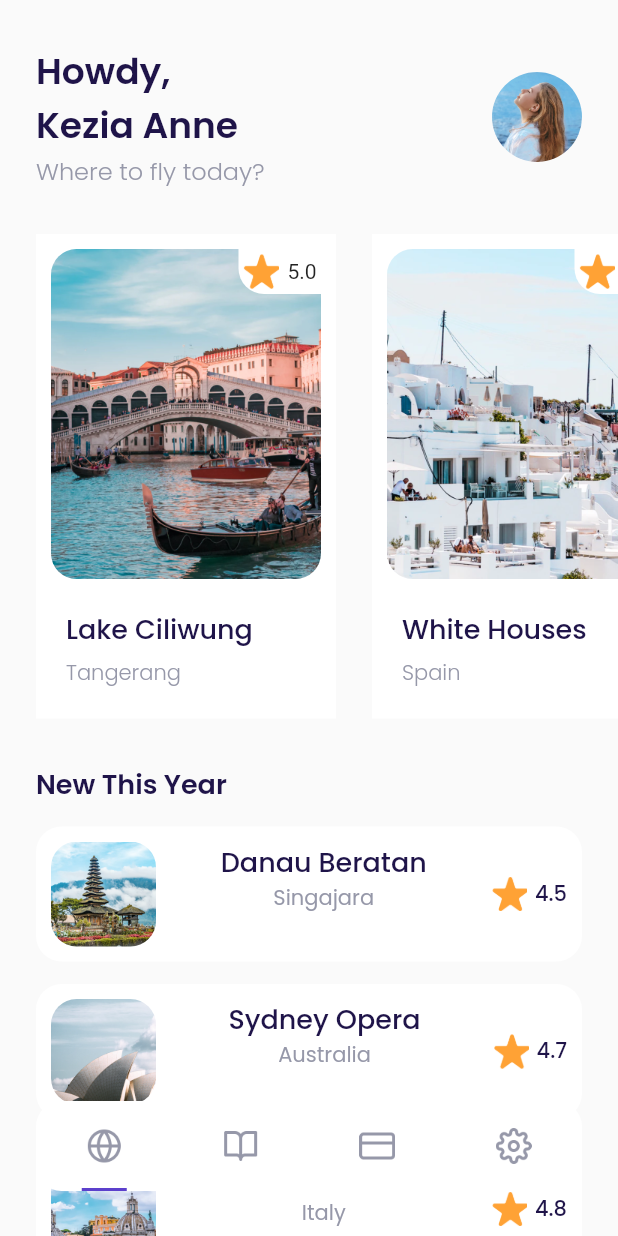
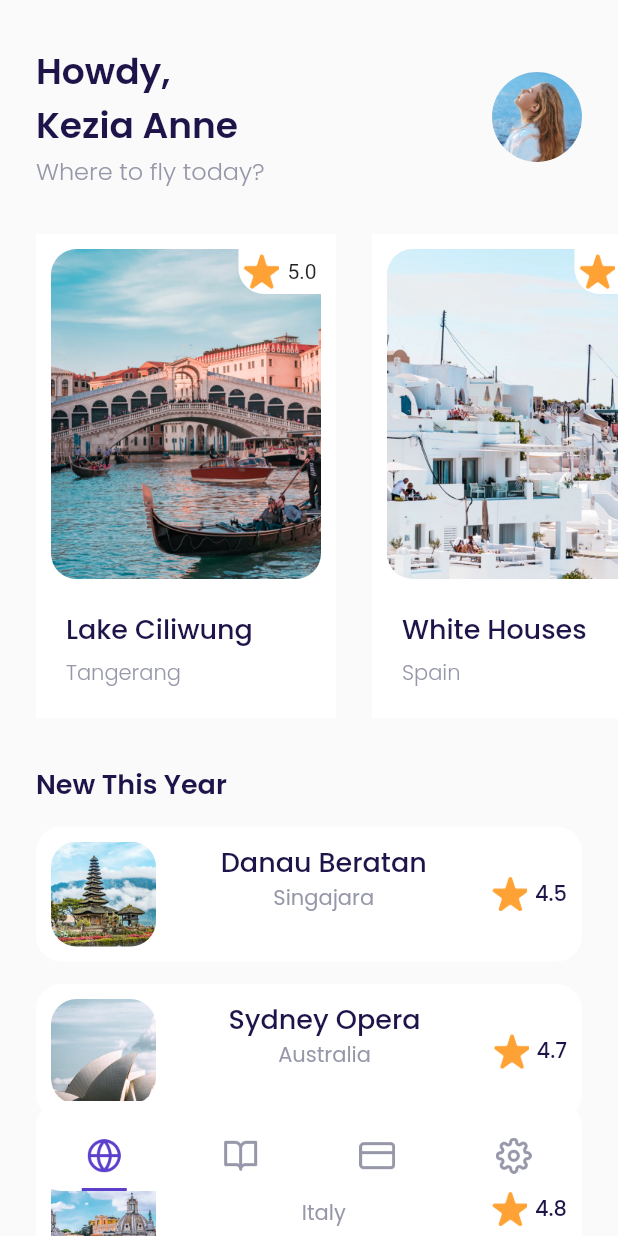
Before and after one commit to dikialfin/travelApp, a Flutter app: the HomePage screen opened by its route, on a phone screen of 412 x 824 dp. Run offline on Flutter 3.47's test engine with Material 2 defaults, Android fonts, the phone set to English and light mode, and no system bars; our stand-ins replace bloc, flutter_bloc, google_fonts.

Commit message:
membuat page cubit

```diff
--- a/lib/UI/Pages/home.dart
+++ b/lib/UI/Pages/home.dart
@@ -1,11 +1,15 @@
 import 'package:airplane/UI/Pages/detail_page.dart';
+import 'package:airplane/UI/Pages/settings_page.dart';
+import 'package:airplane/UI/Pages/transaction_page.dart';
+import 'package:airplane/UI/Pages/wallet_page.dart';
 import 'package:airplane/UI/Widgets/customCard.dart';
 import 'package:airplane/UI/Widgets/customTile.dart';
 import 'package:flutter/material.dart';
 import 'package:airplane/Shared/theme.dart';
 
 class Home extends StatelessWidget {
-  const Home({Key? key}) : super(key: key);
+  final int currentIndex;
+  const Home({Key? key, required this.currentIndex}) : super(key: key);
 
   @override
   Widget build(BuildContext context) {
@@ -122,8 +126,22 @@ class Home extends StatelessWidget {
       );
     }
 
-    return ListView(
-      children: [header(), popularDestination(), newDestination()],
-    );
+    // pengkondisian untuk route page nya
+    switch (currentIndex) {
+      case 0:
+        return ListView(
+          children: [header(), popularDestination(), newDestination()],
+        );
+      case 1:
+        return TransactionPage();
+      case 2:
+        return WalletPage();
+      case 3:
+        return SettingsPage();
+      default:
+        return ListView(
+          children: [header(), popularDestination(), newDestination()],
+        );
+    }
   }
 }
--- a/lib/UI/Pages/home_page.dart
+++ b/lib/UI/Pages/home_page.dart
@@ -1,6 +1,8 @@
 import 'package:airplane/UI/Pages/home.dart';
 import 'package:airplane/UI/Widgets/customIconNavbar.dart';
+import 'package:airplane/cubit/page_cubit.dart';
 import 'package:flutter/material.dart';
+import 'package:flutter_bloc/flutter_bloc.dart';
 import '../../Shared/theme.dart';
 
 class HomePage extends StatelessWidget {
@@ -8,7 +10,8 @@ class HomePage extends StatelessWidget {
 
   @override
   Widget build(BuildContext context) {
-    Widget navbar() {
+    Widget navbar({int indexPage = 0}) {
+      final int indexPage;
       return Align(
         alignment: Alignment.bottomCenter,
         child: Container(
@@ -21,22 +24,30 @@ class HomePage extends StatelessWidget {
           child:
               Row(mainAxisAlignment: MainAxisAlignment.spaceAround, children: [
             CustomIconNavbar(
-              urlIcon: 'assets/img/icons/icon_globe.png',
-              isSelected: true,
-            ),
-            CustomIconNavbar(urlIcon: 'assets/img/icons/icon_book.png'),
-            CustomIconNavbar(urlIcon: 'assets/img/icons/icon_card.png'),
-            CustomIconNavbar(urlIcon: 'assets/img/icons/icon_settings.png'),
+                index: 0, urlIcon: 'assets/img/icons/icon_globe.png'),
+            CustomIconNavbar(
+                index: 1, urlIcon: 'assets/img/icons/icon_book.png'),
+            CustomIconNavbar(
+                index: 2, urlIcon: 'assets/img/icons/icon_card.png'),
+            CustomIconNavbar(
+                index: 3, urlIcon: 'assets/img/icons/icon_settings.png'),
           ]),
         ),
       );
     }
 
-    return Scaffold(
-      body: SafeArea(
-          child: Stack(
-        children: [Home(), navbar()],
-      )),
+    return BlocBuilder<PageCubit, int>(
+      builder: (context, currentIndex) {
+        return Scaffold(
+          body: SafeArea(
+              child: Stack(
+            children: [
+              Home(currentIndex: currentIndex),
+              navbar(indexPage: currentIndex)
+            ],
+          )),
+        );
+      },
     );
   }
 }
--- a/lib/UI/Pages/select_seat.dart
+++ b/lib/UI/Pages/select_seat.dart
@@ -274,7 +274,9 @@ class SelectSeat extends StatelessWidget {
                 style:
                     whiteTextStyle.copyWith(fontWeight: medium, fontSize: 18),
               ),
-              actionButton: () {},
+              actionButton: () {
+                Navigator.pushNamed(context, '/checkout');
+              },
               margin: EdgeInsets.only(top: 30))
         ]),
       )),
--- a/lib/UI/Widgets/customIconNavbar.dart
+++ b/lib/UI/Widgets/customIconNavbar.dart
@@ -1,33 +1,45 @@
+import 'package:airplane/cubit/page_cubit.dart';
 import 'package:flutter/material.dart';
 import '../../Shared/theme.dart';
+import 'package:flutter_bloc/flutter_bloc.dart';
 
 class CustomIconNavbar extends StatelessWidget {
   final String urlIcon;
-  final bool isSelected;
+  final int index;
 
-  const CustomIconNavbar(
-      {Key? key, required this.urlIcon, this.isSelected = false})
+  const CustomIconNavbar({Key? key, required this.urlIcon, required this.index})
       : super(key: key);
 
   @override
   Widget build(BuildContext context) {
-    return Column(
+    return GestureDetector(
+      onTap: () {
+        context.read<PageCubit>().setPage(index);
+      },
+      child: Column(
         mainAxisAlignment: MainAxisAlignment.spaceBetween,
         children: [
-        Container(
-          margin: EdgeInsets.only(top: 18),
+          SizedBox(
+            height: 15,
+          ),
+          Image.asset(
+            urlIcon,
+            color: context.read<PageCubit>().state == index
+                ? primaryColor
+                : greyColor,
+            width: 24,
             height: 24,
-          width: 24,
-          decoration:
-              BoxDecoration(image: DecorationImage(image: AssetImage(urlIcon))),
           ),
           Container(
             height: 2,
             width: 30,
             decoration: BoxDecoration(
-              color: isSelected ? primaryColor : colorTransparent),
+                color: context.read<PageCubit>().state == index
+                    ? primaryColor
+                    : colorTransparent),
           )
         ],
+      ),
     );
   }
 }
--- /dev/null
+++ b/lib/cubit/page_cubit.dart
@@ -0,0 +1,14 @@
+import 'package:bloc/bloc.dart';
+import 'package:meta/meta.dart';
+
+class PageCubit extends Cubit<int> {
+  // Super(0) => 0 (home_page) disini adalah index dari halaman yang akan di tuju
+  PageCubit() : super(0);
+
+  //  method untuk set index nya
+  void setPage(int newPage) {
+    emit(newPage);
+  }
+
+  // tambah kan pagecubit ke dalam file main
+}
--- a/pubspec.yaml
+++ b/pubspec.yaml
@@ -34,6 +34,7 @@ dependencies:
   # Use with the CupertinoIcons class for iOS style icons.
   cupertino_icons: ^1.0.2
   google_fonts: ^3.0.1
+  flutter_bloc: ^8.1.1
 
 dev_dependencies:
   flutter_test:
```
Also changed, not shown: lib/UI/Pages/chekcout_page.dart (added, +299 -0 lines), lib/UI/Pages/settings_page.dart (added, +14 -0 lines), lib/UI/Pages/successBooking_page.dart (added, +60 -0 lines), lib/UI/Pages/transaction_page.dart (added, +12 -0 lines), lib/UI/Pages/wallet_page.dart (added, +12 -0 lines), lib/main.dart (+10 -1 lines), pubspec.lock. Lines whose indentation alone changed are shown as unchanged.
